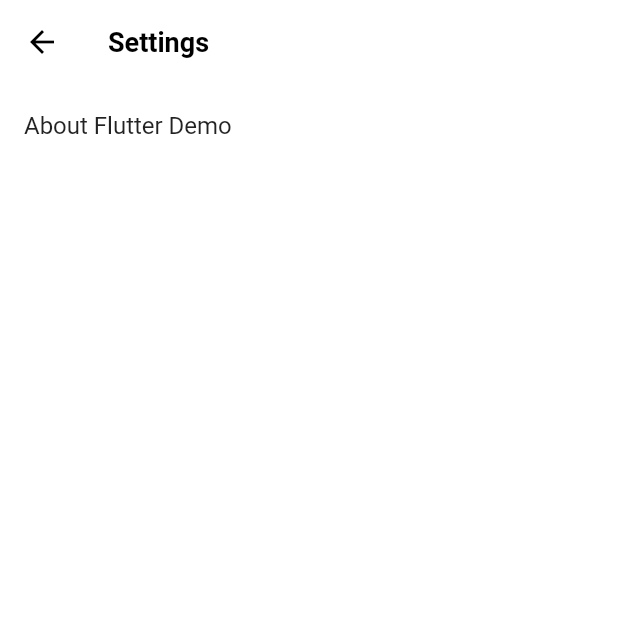
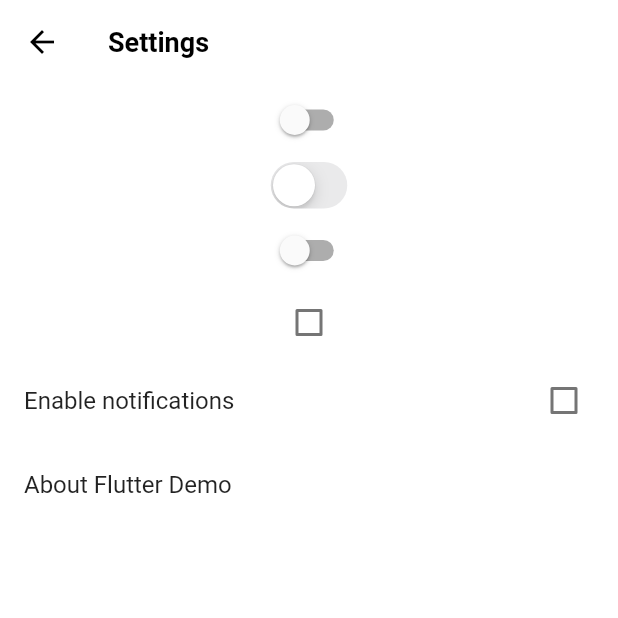
Before and after one commit to wogks/douyin_clone, a Flutter app: the SettingsScreen screen opened directly, on a phone screen of 412 x 824 dp, the top half of it. Run offline on Flutter 3.47's test engine with Material 2 defaults, Android fonts, the phone set to English and light mode, and no system bars; our stand-ins replace font_awesome_flutter, readmore, video_player, visibility_detector; missing offline and left inert: marquee_text; network calls fail.

Commit message:
Feat: swithlisttile

```diff
--- a/lib/features/settings/settings_screen.dart
+++ b/lib/features/settings/settings_screen.dart
@@ -1,7 +1,22 @@
+import 'package:flutter/cupertino.dart';
 import 'package:flutter/material.dart';
 
-class SettingsScreen extends StatelessWidget {
+class SettingsScreen extends StatefulWidget {
   const SettingsScreen({super.key});
+
+  @override
+  State<SettingsScreen> createState() => _SettingsScreenState();
+}
+
+class _SettingsScreenState extends State<SettingsScreen> {
+  bool _notifications = false;
+
+  void _onNotificationsChanged(bool? newValue) {
+    if (newValue == null) return;
+    setState(() {
+      _notifications = newValue;
+    });
+  }
 
   @override
   Widget build(BuildContext context) {
@@ -10,8 +25,30 @@ class SettingsScreen extends StatelessWidget {
           title: const Text('Settings'),
         ),
         body: ListView(
-          children: const [
-            AboutListTile(
+          children: [
+            Switch.adaptive(
+              value: _notifications,
+              onChanged: _onNotificationsChanged,
+            ),
+            CupertinoSwitch(
+              value: _notifications,
+              onChanged: _onNotificationsChanged,
+            ),
+            Switch(
+              value: _notifications,
+              onChanged: _onNotificationsChanged,
+            ),
+            Checkbox(
+              value: _notifications,
+              onChanged: _onNotificationsChanged,
+            ),
+            CheckboxListTile(
+              activeColor: Colors.black,
+              value: _notifications,
+              onChanged: _onNotificationsChanged,
+              title: const Text('Enable notifications'),
+            ),
+            const AboutListTile(
               applicationVersion: '1.1',
               applicationLegalese: 'All rights reserved.',
             ),
```
